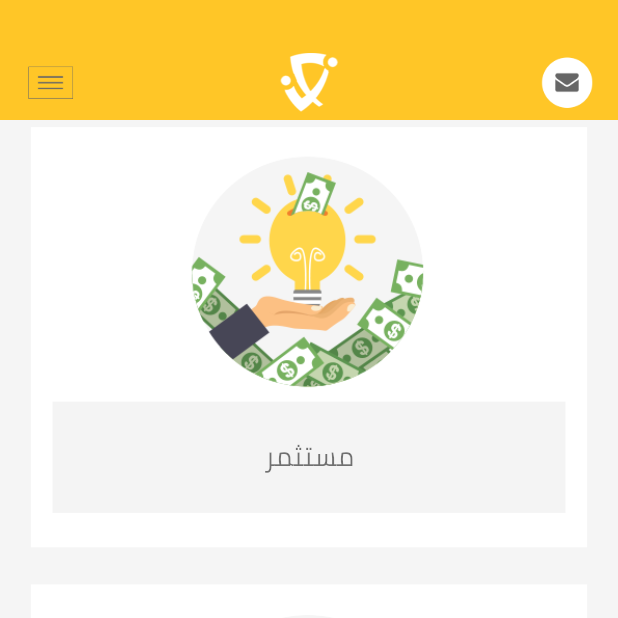
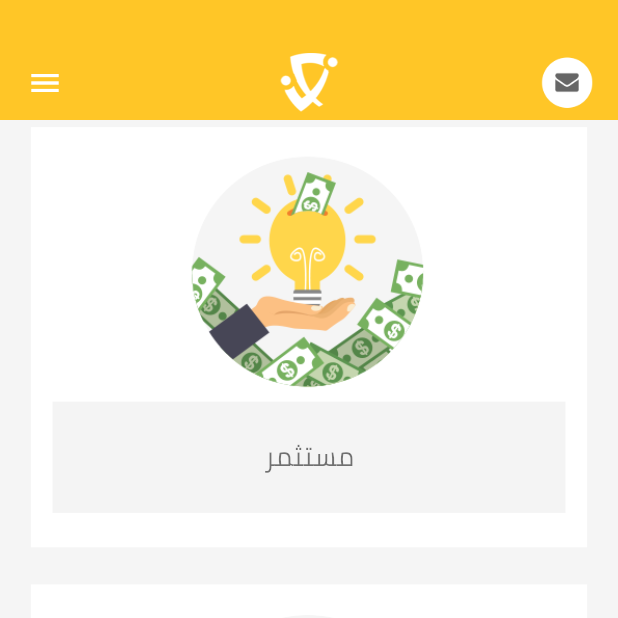
Before and after one commit to 00AhmedMokhtar00/afkar, a Flutter app: the screen it shows after launch, on a phone screen of 412 x 824 dp, the top half of it. Run offline on Flutter 3.47's test engine with Material 2 defaults, Android fonts, the phone set to English and light mode, and no system bars; our stand-ins replace cached_network_image, country_code_picker, custom_radio_grouped_button, dio, file_picker, firebase_messaging and 7 more; missing offline and left inert: flutter_downloader, material_dropdown_formfield, pdf_flutter; accounts and stored records are empty.

Commit message:
done profile-

```diff
--- a/lib/AppBar1.dart/appBar1.dart
+++ b/lib/AppBar1.dart/appBar1.dart
@@ -67,11 +67,7 @@ Widget appBar(BuildContext context ,  final GlobalKey<ScaffoldState> _scaffoldKe
                     ),
                     IconButton(
                         alignment: Alignment.centerLeft,
-                        icon: Image(
-                          image: AssetImage("images/menu.png"),
-                          width: 35,
-                          height: 35,
-                        ),
+                        icon: Icon(Icons.menu, color: Colors.white),
                         onPressed: () {
                           _scaffoldKey.currentState.openEndDrawer();
                         }),
```
Also changed, not shown: lib/screens/orders/order_details.dart (+6 -5 lines).
